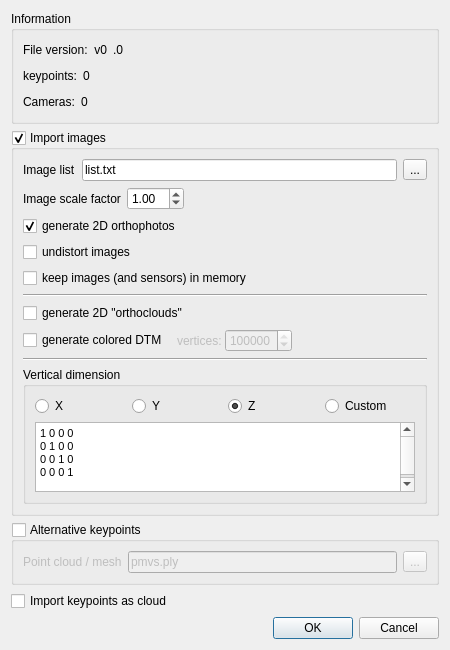
First picture: the form in libs/qCC_io/ui_templates/openBundlerFileDlg.ui, repository CloudCompare/CloudCompare, before the edit.
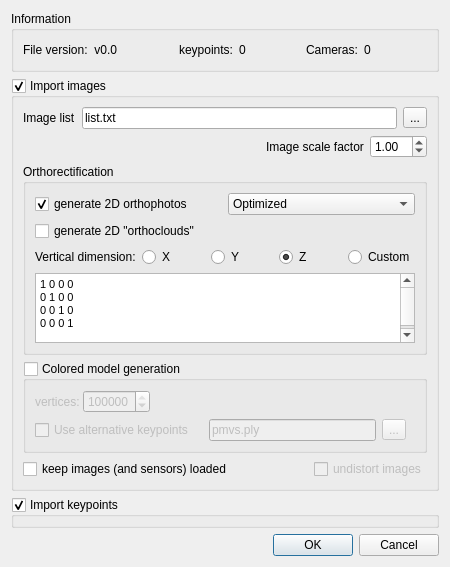
Second picture: the form after the edit.

Commit message: New ortho-rectification method available ('Direct' instead of 'Optimized').

```diff
--- a/libs/qCC_io/ui_templates/openBundlerFileDlg.ui
+++ b/libs/qCC_io/ui_templates/openBundlerFileDlg.ui
@@ -7,7 +7,7 @@
     <x>0</x>
     <y>0</y>
     <width>450</width>
-    <height>620</height>
+    <height>518</height>
    </rect>
   </property>
   <property name="windowTitle">
@@ -25,9 +25,7 @@
      <property name="title">
       <string>Information</string>
      </property>
-     <layout class="QVBoxLayout" name="verticalLayout">
-      <item>
-       <layout class="QHBoxLayout" name="horizontalLayout_6">
+     <layout class="QHBoxLayout" name="horizontalLayout_4">
         <item>
          <widget class="QLabel" name="label_8">
           <property name="text">
@@ -36,22 +34,15 @@
          </widget>
         </item>
         <item>
-         <widget class="QLabel" name="majorVerLabel">
+       <widget class="QLabel" name="versionLabel">
           <property name="text">
-           <string>v0</string>
+         <string>v0.0</string>
           </property>
           <property name="alignment">
            <set>Qt::AlignRight|Qt::AlignTrailing|Qt::AlignVCenter</set>
           </property>
          </widget>
         </item>
-        <item>
-         <widget class="QLabel" name="minorVerLabel">
-          <property name="text">
-           <string>.0</string>
-          </property>
-         </widget>
-        </item>
         <item>
          <spacer name="horizontalSpacer_5">
           <property name="orientation">
@@ -59,16 +50,12 @@
           </property>
           <property name="sizeHint" stdset="0">
            <size>
-            <width>40</width>
+          <width>56</width>
             <height>20</height>
            </size>
           </property>
          </spacer>
         </item>
-       </layout>
-      </item>
-      <item>
-       <layout class="QHBoxLayout" name="horizontalLayout_4">
         <item>
          <widget class="QLabel" name="label_2">
           <property name="text">
@@ -90,16 +77,12 @@
           </property>
           <property name="sizeHint" stdset="0">
            <size>
-            <width>40</width>
+          <width>55</width>
             <height>20</height>
            </size>
           </property>
          </spacer>
         </item>
-       </layout>
-      </item>
-      <item>
-       <layout class="QHBoxLayout" name="horizontalLayout_8">
         <item>
          <widget class="QLabel" name="label">
           <property name="text">
@@ -121,13 +104,11 @@
           </property>
           <property name="sizeHint" stdset="0">
            <size>
-            <width>40</width>
+          <width>56</width>
             <height>20</height>
            </size>
           </property>
          </spacer>
-        </item>
-       </layout>
       </item>
      </layout>
     </widget>
@@ -158,6 +139,9 @@
         </item>
         <item>
          <widget class="QLineEdit" name="imageListFilePathLineEdit">
+          <property name="toolTip">
+           <string>List of the images corresponding to each camera</string>
+          </property>
           <property name="text">
            <string>list.txt</string>
           </property>
@@ -165,6 +149,9 @@
         </item>
         <item>
          <widget class="QToolButton" name="browseImageListFileToolButton">
+          <property name="toolTip">
+           <string>Browse</string>
+          </property>
           <property name="text">
            <string>...</string>
           </property>
@@ -174,6 +161,19 @@
       </item>
       <item>
        <layout class="QHBoxLayout" name="horizontalLayout">
+        <item>
+         <spacer name="horizontalSpacer_3">
+          <property name="orientation">
+           <enum>Qt::Horizontal</enum>
+          </property>
+          <property name="sizeHint" stdset="0">
+           <size>
+            <width>40</width>
+            <height>20</height>
+           </size>
+          </property>
+         </spacer>
+        </item>
         <item>
          <widget class="QLabel" name="label_4">
           <property name="text">
@@ -184,7 +184,7 @@
         <item>
          <widget class="QDoubleSpinBox" name="imageScaleDoubleSpinBox">
           <property name="toolTip">
-           <string>Image scale factor relatively to keypoints</string>
+           <string>Image scale factor (relatively to the keypoints). Useful if you want to use images bigger than the ones you used to generate the Bundler .out file and the keypoints.</string>
           </property>
           <property name="whatsThis">
            <string>Image scale factor relatively to keypoints</string>
@@ -197,23 +197,21 @@
           </property>
          </widget>
         </item>
-        <item>
-         <spacer name="horizontalSpacer_3">
-          <property name="orientation">
-           <enum>Qt::Horizontal</enum>
-          </property>
-          <property name="sizeHint" stdset="0">
-           <size>
-            <width>40</width>
-            <height>20</height>
-           </size>
-          </property>
-         </spacer>
-        </item>
        </layout>
       </item>
+      <item>
+       <widget class="QGroupBox" name="orthoRectGroupBox">
+        <property name="title">
+         <string>Orthorectification</string>
+        </property>
+        <layout class="QVBoxLayout" name="verticalLayout_5">
+         <item>
+          <layout class="QHBoxLayout" name="horizontalLayout_10">
       <item>
        <widget class="QCheckBox" name="orthoRectifyAsImageCheckBox">
+             <property name="toolTip">
+              <string>To orthorectify images (as new images saved next to the original ones)</string>
+             </property>
         <property name="text">
          <string>generate 2D orthophotos</string>
         </property>
@@ -223,140 +221,56 @@
        </widget>
       </item>
       <item>
-       <widget class="QCheckBox" name="undistortImagesCheckBox">
+            <widget class="QComboBox" name="orthoRectMethodComboBox">
+             <property name="toolTip">
+              <string>Ortho-rectification method:
+- Optimized = CC will use the keypoints to optimize the parameters of the 'collinearity equation'
+  that make the image and the keypoints match as best as possible. The equation parameters are then
+  used to project the image on the horizontal plane (by default). This method compensate for the
+  image distortion in its own way (i.e. whithout using the distortion model provided by Bundler)
+- Direct = CC will only use Bundler's output information (camera extrinsic and intrinsic parameters).
+  The camera distortion parameters can be applied or not. Pay attention that those parameters are
+  sometimes very poorly estimated by Bundler.</string>
+             </property>
+             <item>
         <property name="text">
-         <string>undistort images</string>
-        </property>
-       </widget>
+               <string>Optimized</string>
+              </property>
       </item>
       <item>
-       <widget class="QCheckBox" name="keepImagesInMemoryCheckBox">
         <property name="text">
-         <string>keep images (and sensors) in memory</string>
-        </property>
-       </widget>
+               <string>Direct with undistortion</string>
+              </property>
       </item>
       <item>
-       <widget class="Line" name="line">
-        <property name="orientation">
-         <enum>Qt::Horizontal</enum>
-        </property>
-       </widget>
+              <property name="text">
+               <string>Direct</string>
+              </property>
+             </item>
+            </widget>
+           </item>
+          </layout>
       </item>
       <item>
        <widget class="QCheckBox" name="orthoRectifyAsCloudCheckBox">
+           <property name="toolTip">
+            <string>To generate orthorectified versions of the images as clouds (warning: result mught be huge!).
+Warning: the 'Optimized' method is used by default.</string>
+           </property>
         <property name="text">
          <string>generate 2D &quot;orthoclouds&quot;</string>
         </property>
        </widget>
       </item>
       <item>
-       <layout class="QHBoxLayout" name="horizontalLayout_7">
-        <item>
-         <widget class="QCheckBox" name="generateColoredDTMCheckBox">
-          <property name="text">
-           <string>generate colored DTM </string>
-          </property>
-         </widget>
-        </item>
-        <item>
-         <widget class="QFrame" name="dtmDensityFrame">
-          <property name="enabled">
-           <bool>false</bool>
-          </property>
-          <property name="sizePolicy">
-           <sizepolicy hsizetype="Maximum" vsizetype="Preferred">
-            <horstretch>0</horstretch>
-            <verstretch>0</verstretch>
-           </sizepolicy>
-          </property>
-          <property name="frameShape">
-           <enum>QFrame::NoFrame</enum>
-          </property>
-          <property name="frameShadow">
-           <enum>QFrame::Plain</enum>
-          </property>
-          <layout class="QHBoxLayout" name="horizontalLayout_5">
-           <property name="spacing">
-            <number>0</number>
-           </property>
-           <property name="leftMargin">
-            <number>0</number>
-           </property>
-           <property name="topMargin">
-            <number>0</number>
-           </property>
-           <property name="rightMargin">
-            <number>0</number>
-           </property>
-           <property name="bottomMargin">
-            <number>0</number>
-           </property>
-           <item>
-            <widget class="QLabel" name="label_5">
-             <property name="sizePolicy">
-              <sizepolicy hsizetype="Maximum" vsizetype="Preferred">
-               <horstretch>0</horstretch>
-               <verstretch>0</verstretch>
-              </sizepolicy>
-             </property>
-             <property name="text">
-              <string>vertices: </string>
-             </property>
-            </widget>
-           </item>
-           <item>
-            <widget class="QSpinBox" name="dtmVerticesSpinBox">
-             <property name="sizePolicy">
-              <sizepolicy hsizetype="Maximum" vsizetype="Fixed">
-               <horstretch>0</horstretch>
-               <verstretch>0</verstretch>
-              </sizepolicy>
-             </property>
-             <property name="maximum">
-              <number>100000000</number>
-             </property>
-             <property name="singleStep">
-              <number>1000000</number>
-             </property>
-             <property name="value">
-              <number>10000000</number>
-             </property>
-            </widget>
-           </item>
-          </layout>
-         </widget>
-        </item>
-        <item>
-         <spacer name="horizontalSpacer_2">
-          <property name="orientation">
-           <enum>Qt::Horizontal</enum>
-          </property>
-          <property name="sizeHint" stdset="0">
-           <size>
-            <width>40</width>
-            <height>20</height>
-           </size>
-          </property>
-         </spacer>
-        </item>
-       </layout>
-      </item>
-      <item>
-       <widget class="Line" name="line_2">
-        <property name="orientation">
-         <enum>Qt::Horizontal</enum>
-        </property>
-       </widget>
-      </item>
-      <item>
-       <widget class="QGroupBox" name="groupBox">
-        <property name="title">
-         <string>Vertical dimension</string>
-        </property>
-        <layout class="QVBoxLayout" name="verticalLayout_5">
-         <item>
           <layout class="QHBoxLayout" name="horizontalLayout_9">
+           <item>
+            <widget class="QLabel" name="label_6">
+             <property name="text">
+              <string>Vertical dimension:</string>
+             </property>
+            </widget>
+           </item>
            <item>
             <widget class="QRadioButton" name="xVertAxisRadioButton">
              <property name="toolTip">
@@ -420,19 +334,15 @@
         </layout>
        </widget>
       </item>
-     </layout>
-    </widget>
-   </item>
    <item>
-    <widget class="QGroupBox" name="altKeypointsGroupBox">
-     <property name="sizePolicy">
-      <sizepolicy hsizetype="Preferred" vsizetype="Maximum">
-       <horstretch>0</horstretch>
-       <verstretch>0</verstretch>
-      </sizepolicy>
+       <widget class="QGroupBox" name="generateColoredDTMGroupBox">
+        <property name="toolTip">
+         <string>To generate a 3D model (mesh) colored with the input images.
+By default the keypoints are meshed, and points are sampled on this first mesh.
+The sampled points are then colored with the images and a final mesh is built on top of those points.</string>
      </property>
      <property name="title">
-      <string>Alternative keypoints</string>
+         <string>Colored model generation</string>
      </property>
      <property name="checkable">
       <bool>true</bool>
@@ -440,16 +350,122 @@
      <property name="checked">
       <bool>false</bool>
      </property>
-     <layout class="QVBoxLayout" name="verticalLayout_4">
+        <layout class="QVBoxLayout" name="verticalLayout">
+         <item>
+          <layout class="QHBoxLayout" name="horizontalLayout_7">
+           <item>
+            <widget class="QFrame" name="dtmDensityFrame">
+             <property name="enabled">
+              <bool>false</bool>
+             </property>
+             <property name="sizePolicy">
+              <sizepolicy hsizetype="Maximum" vsizetype="Preferred">
+               <horstretch>0</horstretch>
+               <verstretch>0</verstretch>
+              </sizepolicy>
+             </property>
+             <property name="frameShape">
+              <enum>QFrame::NoFrame</enum>
+             </property>
+             <property name="frameShadow">
+              <enum>QFrame::Plain</enum>
+             </property>
+             <layout class="QHBoxLayout" name="horizontalLayout_5">
+              <property name="spacing">
+               <number>0</number>
+              </property>
+              <property name="leftMargin">
+               <number>0</number>
+              </property>
+              <property name="topMargin">
+               <number>0</number>
+              </property>
+              <property name="rightMargin">
+               <number>0</number>
+              </property>
+              <property name="bottomMargin">
+               <number>0</number>
+              </property>
+              <item>
+               <widget class="QLabel" name="label_5">
+                <property name="sizePolicy">
+                 <sizepolicy hsizetype="Maximum" vsizetype="Preferred">
+                  <horstretch>0</horstretch>
+                  <verstretch>0</verstretch>
+                 </sizepolicy>
+                </property>
+                <property name="text">
+                 <string>vertices: </string>
+                </property>
+               </widget>
+              </item>
+              <item>
+               <widget class="QSpinBox" name="dtmVerticesSpinBox">
+                <property name="sizePolicy">
+                 <sizepolicy hsizetype="Maximum" vsizetype="Fixed">
+                  <horstretch>0</horstretch>
+                  <verstretch>0</verstretch>
+                 </sizepolicy>
+                </property>
+                <property name="toolTip">
+                 <string>Approximate number of vertices for the final mesh</string>
+                </property>
+                <property name="maximum">
+                 <number>100000000</number>
+                </property>
+                <property name="singleStep">
+                 <number>1000000</number>
+                </property>
+                <property name="value">
+                 <number>10000000</number>
+                </property>
+               </widget>
+              </item>
+             </layout>
+            </widget>
+           </item>
+           <item>
+            <spacer name="horizontalSpacer_2">
+             <property name="orientation">
+              <enum>Qt::Horizontal</enum>
+             </property>
+             <property name="sizeHint" stdset="0">
+              <size>
+               <width>40</width>
+               <height>20</height>
+              </size>
+             </property>
+            </spacer>
+           </item>
+          </layout>
+         </item>
       <item>
        <layout class="QHBoxLayout" name="horizontalLayout_3">
         <item>
-         <widget class="QLabel" name="label_6">
+            <widget class="QCheckBox" name="altKeypointsCheckBox">
+             <property name="toolTip">
+              <string>To use a cloud (or mesh) instead of the keypoints as base for the model generation</string>
+             </property>
           <property name="text">
-           <string>Point cloud / mesh</string>
+              <string>Use alternative keypoints</string>
           </property>
          </widget>
         </item>
+           <item>
+            <widget class="QFrame" name="altKeypointsFrame">
+             <property name="enabled">
+              <bool>false</bool>
+             </property>
+             <property name="frameShape">
+              <enum>QFrame::NoFrame</enum>
+             </property>
+             <layout class="QHBoxLayout" name="horizontalLayout_6">
+              <property name="topMargin">
+               <number>0</number>
+              </property>
+              <property name="bottomMargin">
+               <number>0</number>
+              </property>
         <item>
          <widget class="QLineEdit" name="altKeypointsFilePathLineEdit">
           <property name="text">
@@ -465,15 +481,54 @@
          </widget>
         </item>
        </layout>
-      </item>
-     </layout>
+            </widget>
+           </item>
+          </layout>
+         </item>
+        </layout>
     </widget>
    </item>
    <item>
-    <widget class="QCheckBox" name="importKeypointsCheckBox">
+       <layout class="QHBoxLayout" name="horizontalLayout_8">
+        <item>
+         <widget class="QCheckBox" name="keepImagesInMemoryCheckBox">
+          <property name="toolTip">
+           <string>To keep images and their corresponding sensors in memory (i.e. as entities in the DB tree)</string>
+          </property>
      <property name="text">
-      <string>Import keypoints as cloud</string>
-     </property>
+           <string>keep images (and sensors) loaded</string>
+          </property>
+         </widget>
+        </item>
+        <item>
+         <spacer name="horizontalSpacer_6">
+          <property name="orientation">
+           <enum>Qt::Horizontal</enum>
+          </property>
+          <property name="sizeHint" stdset="0">
+           <size>
+            <width>40</width>
+            <height>20</height>
+           </size>
+          </property>
+         </spacer>
+        </item>
+        <item>
+         <widget class="QCheckBox" name="undistortImagesCheckBox">
+          <property name="enabled">
+           <bool>false</bool>
+          </property>
+          <property name="toolTip">
+           <string>To undistort loaded images</string>
+          </property>
+          <property name="text">
+           <string>undistort images</string>
+          </property>
+         </widget>
+        </item>
+       </layout>
+      </item>
+     </layout>
     </widget>
    </item>
    <item>
@@ -489,6 +544,16 @@
      </property>
     </spacer>
    </item>
+   <item>
+    <widget class="QGroupBox" name="importKeypointsGroupBox">
+     <property name="title">
+      <string>Import keypoints</string>
+     </property>
+     <property name="checkable">
+      <bool>true</bool>
+     </property>
+    </widget>
+   </item>
    <item>
     <widget class="QDialogButtonBox" name="buttonBox">
      <property name="orientation">
```
Left out of the diff: 64 changed lines with no effect on the pictures. Lines whose indentation alone changed are shown as unchanged. The commit also changes 11 other files.
